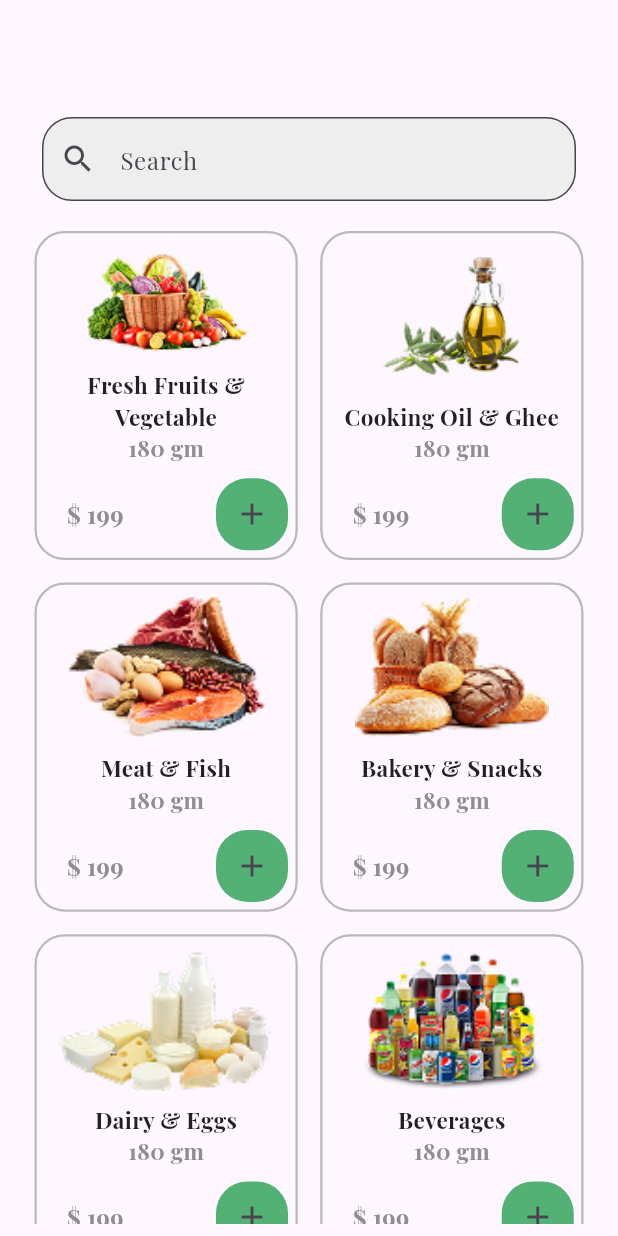
After one commit to WesamTechnology/FlyMarket-Customer, a Flutter app: the BakerySnacks screen opened directly, on a phone screen of 412 x 824 dp. The commit adds this screen. Run offline on Flutter 3.47's test engine with Material 3 defaults, Android fonts, the phone set to English and light mode, and no system bars; our stand-ins replace carousel_slider, flutter_otp_text_field, get, motion_tab_bar, shared_preferences; accounts and stored records are empty; project files that could hold a hidden picture were left out.

Commit message:
تم إضافة صفحة عرض المنتجات الخاصة بكل فئة

```diff
--- a/lib/main.dart
+++ b/lib/main.dart
@@ -19,6 +19,7 @@ class MyApp extends StatelessWidget {
   Widget build(BuildContext context) {
     LocaleController controller = Get.put(LocaleController());
     return GetMaterialApp(
+      debugShowCheckedModeBanner: false,
       locale: controller.language,
       translations: MyTranslation(),
       initialBinding: MyBinding(),
--- /dev/null
+++ b/lib/view/screen/home/CategoryDetailPages/bakery_snacks.dart
@@ -0,0 +1,25 @@
+import 'package:flutter/material.dart';
+import 'package:flymarket_customer/view/widget/home/CategoryDetailWidget/custom_category_detail_pages.dart';
+import 'package:flymarket_customer/view/widget/home/categories/custom_Search.dart';
+
+
+class BakerySnacks extends StatelessWidget {
+  const BakerySnacks({super.key});
+
+  @override
+  Widget build(BuildContext context) {
+    return Scaffold(
+      body: Padding(
+        padding: const EdgeInsets.all(8.0),
+        child: Column(
+          children: [
+            SizedBox(height: 70,),
+            CustomSearch(),
+            SizedBox(height: 10,),
+            CustomCategoryDetailPages(),
+          ],
+        ),
+      )
+    );
+  }
+}
--- /dev/null
+++ b/lib/view/screen/home/CategoryDetailPages/beverages.dart
@@ -0,0 +1,15 @@
+import 'package:flutter/material.dart';
+
+
+class Beverages extends StatelessWidget {
+  const Beverages({super.key});
+
+  @override
+  Widget build(BuildContext context) {
+    return Scaffold(
+      body: Center(
+        child: Text("Beverages"),
+      ),
+    );
+  }
+}
--- /dev/null
+++ b/lib/view/widget/home/CategoryDetailWidget/custom_category_detail_pages.dart
@@ -0,0 +1,86 @@
+import 'package:flutter/material.dart';
+import 'package:get/get.dart';
+
+import '../../../../core/constant/imgaeasset.dart';
+
+class CustomCategoryDetailPages extends StatelessWidget {
+  const CustomCategoryDetailPages({super.key});
+
+  @override
+  Widget build(BuildContext context) {
+    final List<Map<String, dynamic>> categories = [
+      {'title': 'Fresh Fruits & Vegetable', 'image': AppImageAsset.fruits},
+      {'title': 'Cooking Oil & Ghee', 'image': AppImageAsset.oil},
+      {'title': 'Meat & Fish', 'image': AppImageAsset.meat},
+      {'title': 'Bakery & Snacks', 'image': AppImageAsset.bakery},
+      {'title': 'Dairy & Eggs', 'image': AppImageAsset.dairy},
+      {'title': 'Beverages', 'image': AppImageAsset.beverages},
+    ];
+
+    return Expanded(
+      child: GridView.builder(
+        padding: const EdgeInsets.symmetric(horizontal: 15, vertical: 10),
+        gridDelegate: const SliverGridDelegateWithFixedCrossAxisCount(
+          crossAxisCount: 2,
+          crossAxisSpacing: 15,
+          mainAxisSpacing: 15,
+          childAspectRatio: 0.8,
+        ),
+        itemCount: categories.length,
+        itemBuilder: (context, index) {
+          final item = categories[index];
+          return InkWell(
+            onTap: () {},
+            child: Container(
+              decoration: BoxDecoration(
+                borderRadius: BorderRadius.circular(20),
+                border: Border.all(color: Colors.black26, width: 1.5),
+              ),
+              child: Column(
+                mainAxisAlignment: MainAxisAlignment.center,
+                children: [
+                  Expanded(
+                    child: Padding(
+                      padding: const EdgeInsets.all(8.0),
+                      child: Image.asset(item['image'], fit: BoxFit.contain),
+                    ),
+                  ),
+                  Text(
+                    item['title'],
+                    textAlign: TextAlign.center,
+                    style: const TextStyle(
+                      fontSize: 15,
+                      fontWeight: FontWeight.bold,
+                      color: Colors.black87,
+                    ),
+                  ),
+                  Text("180 gm",textAlign: TextAlign.start, style: const TextStyle(fontSize: 15)),
+                  SizedBox(height: 10),
+                  Padding(
+                    padding: const EdgeInsets.only(left: 20,right: 5,bottom: 5) ,
+                    child: Row(
+                      mainAxisAlignment: MainAxisAlignment.spaceBetween,
+                      children: [
+                        Text("\$ 199 "),
+                        Container(
+                          decoration: BoxDecoration(
+                            color: Color(0xff53B175),
+                            borderRadius: BorderRadius.circular(21),
+                          ),
+                          child: IconButton(
+                            onPressed: () {},
+                            icon: Icon(Icons.add),
+                          ),
+                        ),
+                      ],
+                    ),
+                  ),
+                ],
+              ),
+            ),
+          );
+        },
+      ),
+    );
+  }
+}
```
Also changed, not shown: lib/view/screen/home/CategoryDetailPages/dairy_eggs.dart (added, +15 -0 lines), lib/view/screen/home/CategoryDetailPages/fruits_vegetable.dart (added, +15 -0 lines), lib/view/screen/home/CategoryDetailPages/meat_fish.dart (added, +15 -0 lines), lib/view/screen/home/CategoryDetailPages/oil_ghee.dart (added, +15 -0 lines), lib/view/widget/home/categories/custom_gridview_categories.dart (+26 -1 lines).
